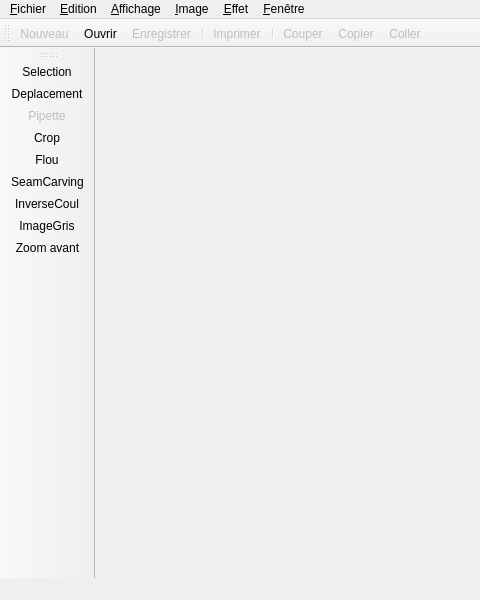
LilyOfTheWest/image, file Basma/image1/mainwindow.ui: the form before one commit; both pictures show x 0 to 480 and y 0 to 600 of the 800 by 600 pixel window.
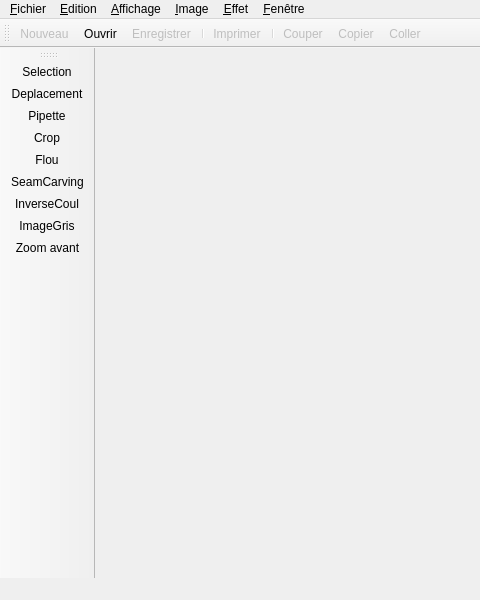
The form after the commit. Icons and pictures are not drawn.

```diff
--- a/Basma/image1/mainwindow.ui
+++ b/Basma/image1/mainwindow.ui
@@ -473,7 +473,7 @@
   </action>
   <action name="actionPipette">
    <property name="enabled">
-    <bool>false</bool>
+    <bool>true</bool>
    </property>
    <property name="icon">
     <iconset resource="res.qrc">
```
